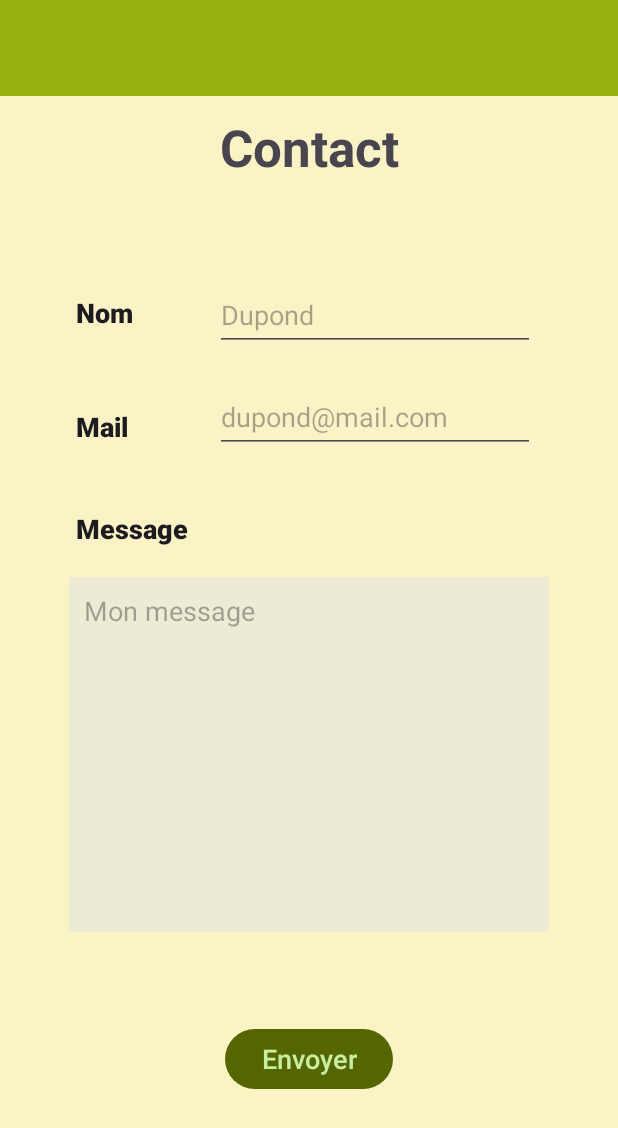
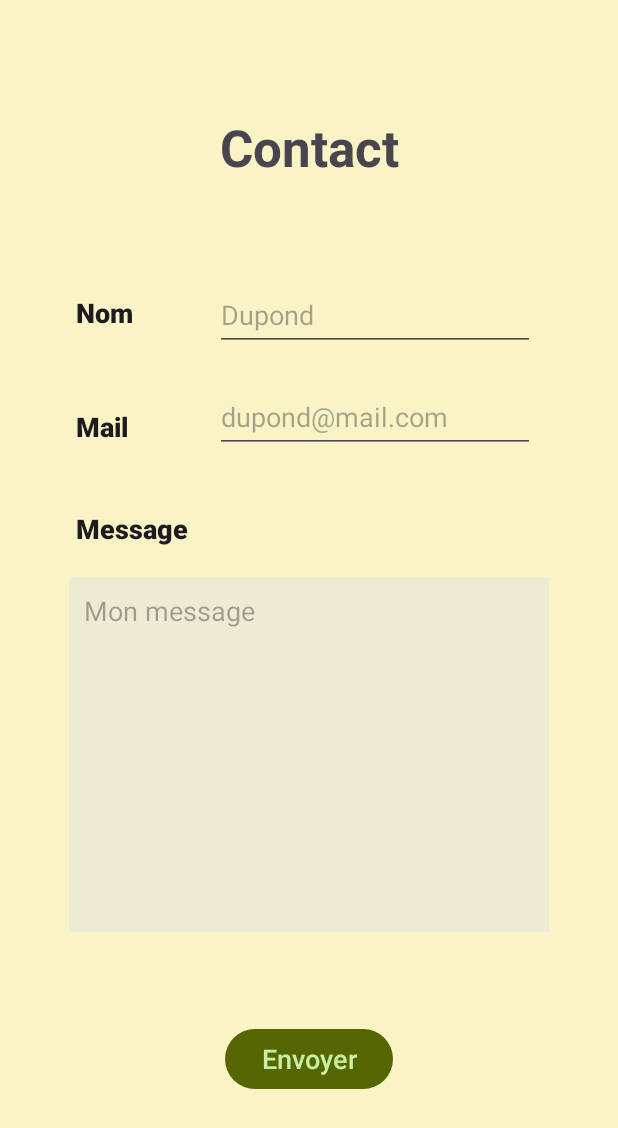
Before and after one commit to Deblak/AppDaadScol, an Android app: the ContactActivity screen opened directly, with no data from a screen before it, on a phone screen of 412 x 824 dp. Shown: the top 1128 px of the screen. Run offline under Robolectric (Android 15) with nearby library versions, the phone set to English and light mode, and no system bars.

Commit message:
Top App Bar Contact

```diff
--- a/app/src/main/res/layout/activity_contact.xml
+++ b/app/src/main/res/layout/activity_contact.xml
@@ -9,21 +9,6 @@
     android:orientation="vertical"
     tools:context=".ui.contact.ContactActivity">
 
-    <com.google.android.material.appbar.AppBarLayout
-        android:id="@+id/appBarLayout"
-        android:layout_width="match_parent"
-        android:layout_height="wrap_content"
-        android:theme="@style/AppTheme"
-        tools:ignore="MissingConstraints">
-
-        <androidx.appcompat.widget.Toolbar
-            android:id="@+id/toolbar"
-            android:layout_width="match_parent"
-            android:layout_height="?attr/actionBarSize"
-            android:background="?attr/colorPrimaryContainer"
-            app:popupTheme="@style/AppTheme" />
-
-    </com.google.android.material.appbar.AppBarLayout>
 
     <TextView
         android:id="@+id/textView"
```
